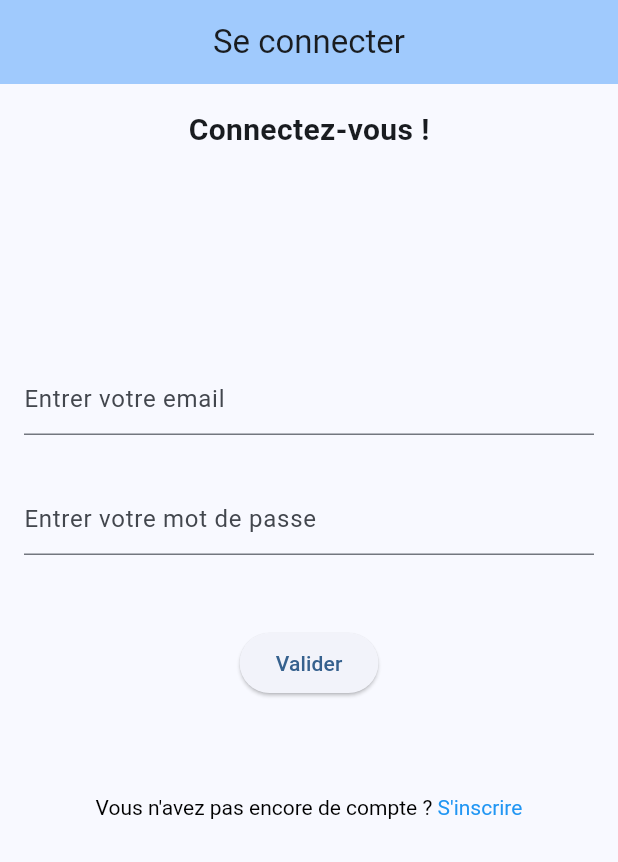
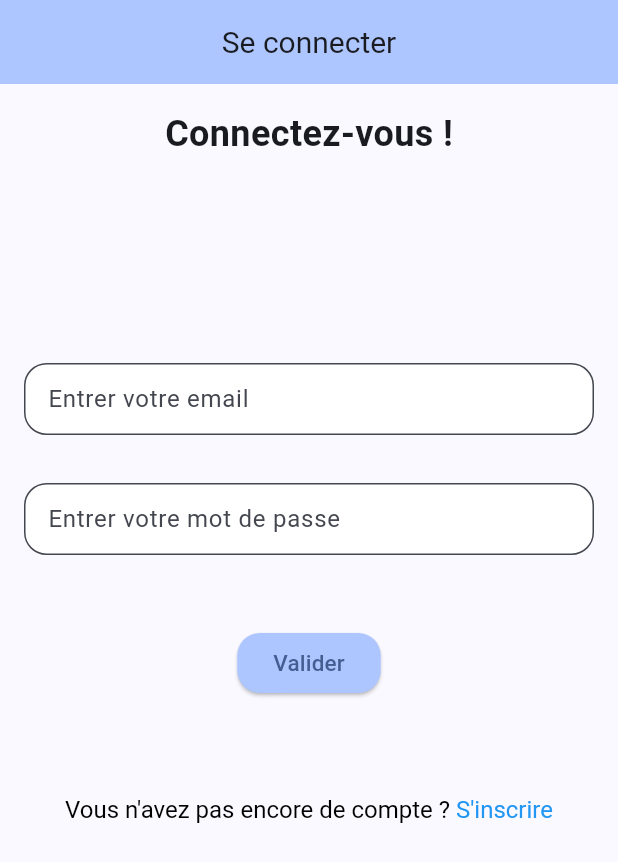
Before and after one commit to Kevin4815/Appli_music, a Flutter app: the screen it shows after launch, on a phone screen of 412 x 824 dp. Shown: the top 862 px of the screen. Run offline on Flutter 3.47's test engine with Material 3 defaults, Android fonts, the phone set to English and light mode, and no system bars; our stand-ins replace audioplayers, cloud_firestore, firebase_auth, firebase_core, image_picker, permission_handler and 1 more; accounts and stored records are empty.

Commit message:
Appli fini wallah

```diff
--- a/appli_music/lib/Auth/login.dart
+++ b/appli_music/lib/Auth/login.dart
@@ -29,8 +29,6 @@ class _LoginPage extends State<LoginPage> {
 
  @override
 Widget build(BuildContext context) {
-
-
   Widget title = Container(
     alignment: Alignment.topCenter,
     constraints: const BoxConstraints(maxHeight: 170.0),
@@ -40,7 +38,7 @@ class _LoginPage extends State<LoginPage> {
       children: [
         Text(
           'Connectez-vous !',
-            style: TextStyle(fontWeight: FontWeight.bold, fontSize: 20),
+          style: TextStyle(fontWeight: FontWeight.bold, fontSize: 24),
         ),
       ],
     ),
@@ -50,10 +48,16 @@ class _LoginPage extends State<LoginPage> {
     children: [
       Container(
         padding: const EdgeInsets.all(16.0),
-            child : TextFormField(
+        child: TextFormField(
           controller: _emailController,
-              decoration: const InputDecoration(
+          decoration: InputDecoration(
             hintText: 'Entrer votre email',
+            border: OutlineInputBorder(
+              borderRadius: BorderRadius.circular(15.0),
+            ),
+            filled: true,
+            fillColor: Colors.white,
+            contentPadding: const EdgeInsets.all(12.0),
           ),
           validator: (String? value) {
             if (value == null || value.isEmpty) {
@@ -61,36 +65,52 @@ class _LoginPage extends State<LoginPage> {
             }
             return null;
           },
-            )
+        ),
       ),
       Container(
         padding: const EdgeInsets.all(16.0),
-            child : TextFormField(
+        child: TextFormField(
           controller: _passwordController,
-              decoration: const InputDecoration(
+          decoration: InputDecoration(
             hintText: 'Entrer votre mot de passe',
+            border: OutlineInputBorder(
+              borderRadius: BorderRadius.circular(15.0),
             ),
+            filled: true,
+            fillColor: Colors.white,
+            contentPadding: const EdgeInsets.all(12.0),
+          ),
+          obscureText: true,
           validator: (String? value) {
             if (value == null || value.isEmpty) {
               return "Merci d'entrer un mot de passe";
             }
             return null;
           },
-            )
+        ),
       ),
       Container(
         padding: const EdgeInsets.all(16.0),
-            child:  Padding(
+        child: Padding(
           padding: const EdgeInsets.symmetric(vertical: 16.0),
           child: ElevatedButton(
             onPressed: singIn,
-                child: const Text('Valider'),
+            style: ElevatedButton.styleFrom(
+              backgroundColor: Theme.of(context).colorScheme.inversePrimary,
+              shape: RoundedRectangleBorder(
+                borderRadius: BorderRadius.circular(15.0),
+              ),
+            ),
+            child: const Text(
+              'Valider',
+              style: TextStyle(fontSize: 15),
+            ),
           ),
         ),
       ),
       Container(
         padding: const EdgeInsets.all(16.0),
-            child:  Padding(
+        child: Padding(
           padding: const EdgeInsets.symmetric(vertical: 16.0),
           child: RichText(
             text: TextSpan(children: [
@@ -98,29 +118,35 @@ class _LoginPage extends State<LoginPage> {
                 text:  "Vous n'avez pas encore de compte ? ",
                 style: TextStyle(
                   color: Colors.black,
+                  fontSize: 16,
                 ),
               ),
               TextSpan(
                 text: "S'inscrire",
                 style: const TextStyle(
                   color: Colors.blue,
+                  fontSize: 16,
                 ),
                 recognizer: TapGestureRecognizer()
                   ..onTap = () {
                     Navigator.pushNamed(context, '/register');
-                          }),
+                  },
+              ),
             ]),
           ),
         ),
       ),
-      ]
+    ],
   );
 
   return Scaffold(
     resizeToAvoidBottomInset: false,
     appBar: AppBar(
       backgroundColor: Theme.of(context).colorScheme.inversePrimary,
-        title: Text(widget.title),
+      title: Text(
+        widget.title,
+        style: const TextStyle(fontSize: 20),
+      ),
       centerTitle: true,
       automaticallyImplyLeading: false,
     ),
@@ -138,8 +164,7 @@ class _LoginPage extends State<LoginPage> {
 }
 
 void isConnectedNavigation(userId){
-
-     Navigator.push(
+   Navigator.pushReplacement(
       context,
       MaterialPageRoute(
         builder: (context) =>
@@ -147,6 +172,7 @@ class _LoginPage extends State<LoginPage> {
       ),
    );
 }
+
 
   Future<void> singIn() async {
     String email = _emailController.text;
--- a/appli_music/lib/main.dart
+++ b/appli_music/lib/main.dart
@@ -1,11 +1,13 @@
 //import 'package:appli_music/Auth/music_style.dart';
+import 'package:appli_music/Auth/music_style.dart';
 import 'package:appli_music/Auth/register.dart';
+import 'package:appli_music/navbar_screens/home_page.dart';
 //import 'package:appli_music/albums/home_page.dart';
 import 'package:appli_music/navigation_bar/navigationbar.dart';
+import 'package:firebase_auth/firebase_auth.dart';
 import 'package:firebase_core/firebase_core.dart';
 import 'package:flutter/material.dart';
 import 'package:appli_music/Auth/login.dart';
-
 
 void main() async {
   WidgetsFlutterBinding.ensureInitialized();
@@ -20,17 +22,33 @@ class MyApp extends StatelessWidget {
 Widget build(BuildContext context) {
   return MaterialApp(
     title: 'Flutter Demo',
-      initialRoute: '/login',
     routes: {
       '/login': (context) => const LoginPage(title: "Se connecter"),
       '/register': (context) => const RegisterPage(title: "S'inscrire"),
     },
     debugShowCheckedModeBanner: false,
     theme: ThemeData(
-
-        colorScheme: ColorScheme.fromSeed(seedColor: Colors.blue),
+      colorScheme: ColorScheme.fromSeed(seedColor: Colors.blueAccent),
       useMaterial3: true,
+    ),
+    home: WillPopScope(
+      onWillPop: () async {
+        return false;
+      },
+      child: FutureBuilder<User?>(
+        future: FirebaseAuth.instance.authStateChanges().first,
+        builder: (context, snapshot) {
+          if (snapshot.connectionState == ConnectionState.waiting) {
+            return const CircularProgressIndicator();
+          } else {
+            return snapshot.hasData
+                ? NavTab(title: 'Home', id: snapshot.data!.uid)
+                : const LoginPage(title: "Se connecter");
+          }
+        },
+      ),
     ),
   );
 }
+
 }
--- a/appli_music/lib/navbar_screens/history_page.dart
+++ b/appli_music/lib/navbar_screens/history_page.dart
@@ -69,9 +69,10 @@ class _HistoryPage extends State<HistoryPage> {
           var album = history.getData()[index];
           return GestureDetector(
             onTap: () {
+              MyAudioPlayer audio = MyAudioPlayer.instance;
+              audio.pauseAudio(); // Stop l'audio précédent
               url = album.audio!;
               playerPlay(album.audio!);
-              history.addToData(album);
             },
             child: Container(
               padding: const EdgeInsets.all(10),
```
Also changed, not shown: appli_music/lib/Auth/music_style.dart (+52 -74 lines), appli_music/lib/Auth/register.dart (+48 -17 lines), appli_music/lib/navbar_screens/home_page.dart (+85 -33 lines), appli_music/lib/navbar_screens/profile_page.dart (+13 -2 lines). Lines whose indentation alone changed are shown as unchanged.
